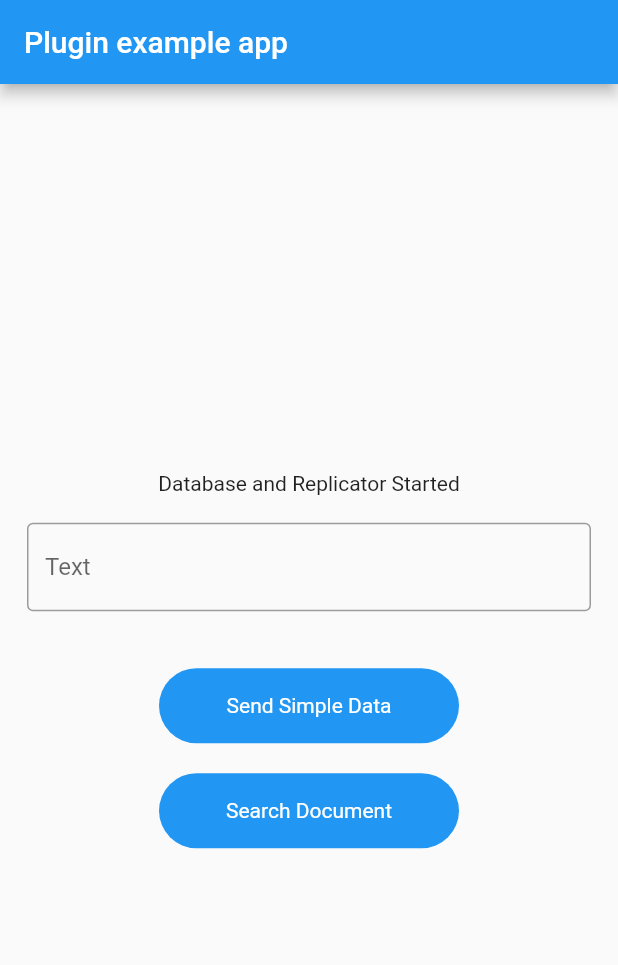
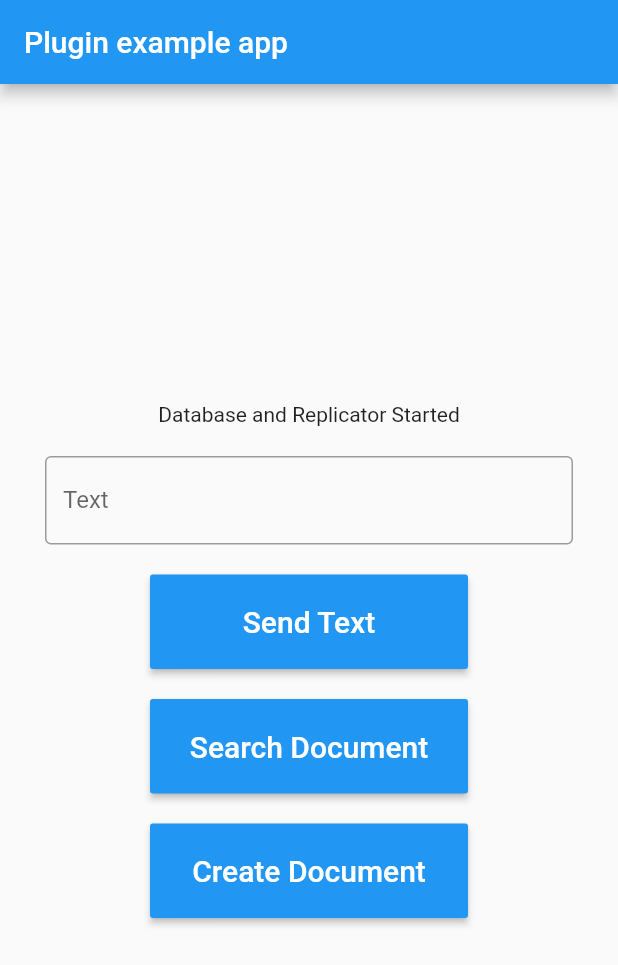
Before and after one commit to trongngo148/flutter_couchbase, a Flutter app: the screen it shows after launch, after a tap on "Search Document", on a phone screen of 412 x 824 dp. Shown: the top 965 px of the screen. Run offline on Flutter 3.47's test engine with Material 2 defaults, Android fonts, the phone set to English and light mode, and no system bars; our stand-ins replace get; missing offline and left inert: couchbase_lite; Roboto replaces fonts that are missing (Rubik).

Commit message:
last commit

```diff
--- /dev/null
+++ b/lib/configs/styles.dart
@@ -0,0 +1,11 @@
+import 'package:flutter/material.dart';
+
+final ButtonStyle raisedButtonStyle = ElevatedButton.styleFrom(
+  onPrimary: Colors.white,
+  primary: Colors.blue,
+  minimumSize: Size(88, 36),
+  padding: EdgeInsets.symmetric(horizontal: 16),
+  shape: const RoundedRectangleBorder(
+    borderRadius: BorderRadius.all(Radius.circular(2)),
+  ),
+);
--- /dev/null
+++ b/lib/home/domain/models/user_record.dart
@@ -0,0 +1,23 @@
+class UserRecord {
+  final String type;
+  final String name;
+  final String user;
+  final String address;
+  final String university;
+
+  UserRecord({
+    required this.type,
+    required this.name,
+    required this.user,
+    required this.address,
+    required this.university,
+  });
+
+  Map<String, dynamic> get toJson => {
+        "type": type,
+        "name": name,
+        "user": user,
+        "address": address,
+        "university": university,
+      };
+}
--- a/lib/home/screens/home_screen.dart
+++ b/lib/home/screens/home_screen.dart
@@ -1,6 +1,9 @@
 import 'package:couchbase_lite/couchbase_lite.dart';
+import 'package:couchbase_lite_example/home/domain/models/user_record.dart';
 import 'package:flutter/material.dart';
 import 'package:flutter/services.dart';
+
+import '../../configs/styles.dart';
 
 class HomeScreen extends StatefulWidget {
   const HomeScreen({Key? key}) : super(key: key);
@@ -15,12 +18,12 @@ class _HomeScreenState extends State<HomeScreen> {
   Replicator? replicator;
   late ListenerToken _listenerToken;
 
-  late TextEditingController _usernameController;
+  late TextEditingController _textInputController;
   @override
   void initState() {
     super.initState();
     initPlatformState();
-    _usernameController = TextEditingController();
+    _textInputController = TextEditingController();
   }
 
   Future<String> runExample() async {
@@ -83,10 +86,22 @@ class _HomeScreenState extends State<HomeScreen> {
     } on PlatformException {
       print("Error running the query");
     }
+
+    var doc = database.document("e2f5d8f5-2f31-4972-9210-c34d80d7c817");
+    var result = doc.asStream().toList();
+    result.then((v) => {print(v)});
+    print(doc.asStream().toList());
   }
 
   Future<void> createInitDocument() async {
-    MutableDocument? mutableDoc = MutableDocument().setString("Test", _usernameController.text);
+    var userRecord = UserRecord(
+      type: "user",
+      name: "TrongNgo",
+      user: "foo",
+      address: "ABC 123",
+      university: "CanTho University",
+    );
+    MutableDocument? mutableDoc = MutableDocument().setData(userRecord.toJson);
 
     // Save it to the database.
     try {
@@ -95,7 +110,7 @@ class _HomeScreenState extends State<HomeScreen> {
       print("Error saving document");
     }
     var document = await database.document(mutableDoc.id.toString());
-    print("Document ID :: ${document.id}");
+    print("Document ID : ${document.id}");
   }
 
   @override
@@ -104,7 +119,10 @@ class _HomeScreenState extends State<HomeScreen> {
       appBar: AppBar(
         title: const Text('Plugin example app'),
       ),
-      body: getBody(),
+      body: Padding(
+        padding: const EdgeInsets.symmetric(horizontal: 30),
+        child: getBody(),
+      ),
     );
   }
 
@@ -115,22 +133,22 @@ class _HomeScreenState extends State<HomeScreen> {
         Center(
           child: Text(_displayString),
         ),
-        Padding(
-          padding: const EdgeInsets.all(18.0),
-          child: TextField(
+        SizedBox(
+          height: 20,
+        ),
+        TextField(
           textInputAction: TextInputAction.next,
-            controller: _usernameController,
+          controller: _textInputController,
           decoration: InputDecoration(
             labelText: 'Text',
-            ),
           ),
         ),
         SizedBox(
           height: 20,
         ),
-        InkWell(
-          onTap: () async {
-            MutableDocument? mutableDoc = MutableDocument().setString("Test", _usernameController.text);
+        ElevatedButton(
+          onPressed: () async {
+            MutableDocument? mutableDoc = MutableDocument().setString("Test", _textInputController.text);
 
             // Save it to the database.
             try {
@@ -139,35 +157,58 @@ class _HomeScreenState extends State<HomeScreen> {
               print("Error saving document");
             }
             var document = await database.document(mutableDoc.id.toString());
-            print("Document ID :: ${document.id}");
+            print("Document ID: ${document.id}");
           },
+          style: raisedButtonStyle,
+          child: Padding(
+            padding: const EdgeInsets.symmetric(horizontal: 10, vertical: 20),
             child: Container(
-            height: 50,
-            width: 200,
-            decoration: BoxDecoration(borderRadius: BorderRadius.circular(30), color: Colors.blue),
+              width: 160,
               child: Center(
                 child: Text(
-              "Send Simple Data",
-              style: TextStyle(color: Colors.white),
-            )),
+                  "Send Text",
+                  style: TextStyle(fontSize: 20),
+                ),
+              ),
+            ),
           ),
         ),
         SizedBox(
           height: 20,
         ),
-        InkWell(
-          onTap: () async {
-            printDocument();
-          },
+        ElevatedButton(
+          onPressed: () async => printDocument(),
+          style: raisedButtonStyle,
+          child: Padding(
+            padding: const EdgeInsets.symmetric(horizontal: 10, vertical: 20),
             child: Container(
-            height: 50,
-            width: 200,
-            decoration: BoxDecoration(borderRadius: BorderRadius.circular(30), color: Colors.blue),
+              width: 160,
               child: Center(
                 child: Text(
                   "Search Document",
-              style: TextStyle(color: Colors.white),
-            )),
+                  style: TextStyle(fontSize: 20),
+                ),
+              ),
+            ),
+          ),
+        ),
+        SizedBox(
+          height: 20,
+        ),
+        ElevatedButton(
+          onPressed: () async => createInitDocument(),
+          style: raisedButtonStyle,
+          child: Padding(
+            padding: const EdgeInsets.symmetric(horizontal: 10, vertical: 20),
+            child: Container(
+              width: 160,
+              child: Center(
+                child: Text(
+                  "Create Document",
+                  style: TextStyle(fontSize: 20),
+                ),
+              ),
+            ),
           ),
         )
       ],
--- a/lib/main.dart
+++ b/lib/main.dart
@@ -10,7 +10,10 @@ import 'configs/routes.dart';
 import 'configs/theme.dart';
 import 'home/providers/home_provider.dart';
 
-void main() {
+void main() async {
+  WidgetsFlutterBinding.ensureInitialized();
+
+  // Now initialize Couchbase Lite.
   runApp(
     MultiProvider(
       providers: [Provider(create: (context) => HomeProvider())],
```
Lines whose indentation alone changed are shown as unchanged.
